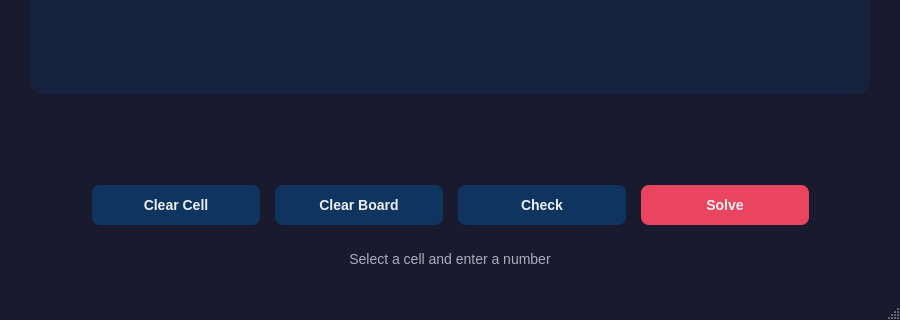
Before: the Qt Designer form 00_Projects/01_First/Sudoku/sudoku.ui in salah0eldin/SW_Diploma_files, drawn with Qt 5; both pictures show x 0 to 900 and y 580 to 900 of the 900 by 900 pixel window.
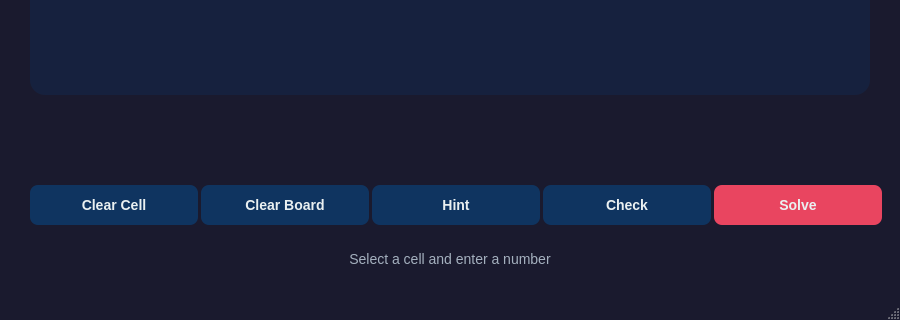
After: the same form once the commit is applied.

The edit to the form file:
```diff
--- a/00_Projects/01_First/Sudoku/sudoku.ui
+++ b/00_Projects/01_First/Sudoku/sudoku.ui
@@ -331,6 +331,13 @@
         </property>
        </widget>
       </item>
+      <item>
+       <widget class="QPushButton" name="hintButton">
+        <property name="text">
+         <string>Hint</string>
+        </property>
+       </widget>
+      </item>
       <item>
        <widget class="QPushButton" name="checkButton">
         <property name="text">
```
